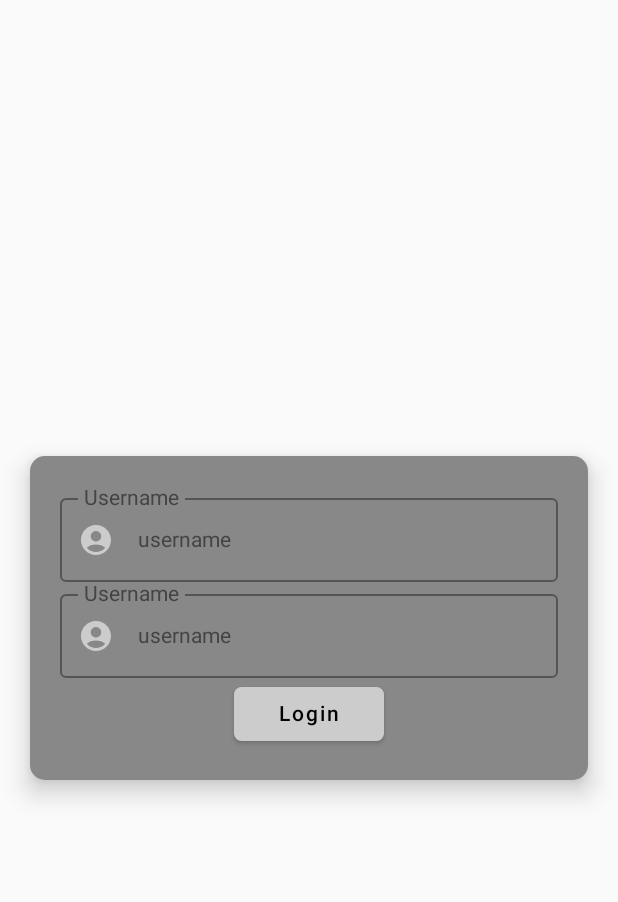
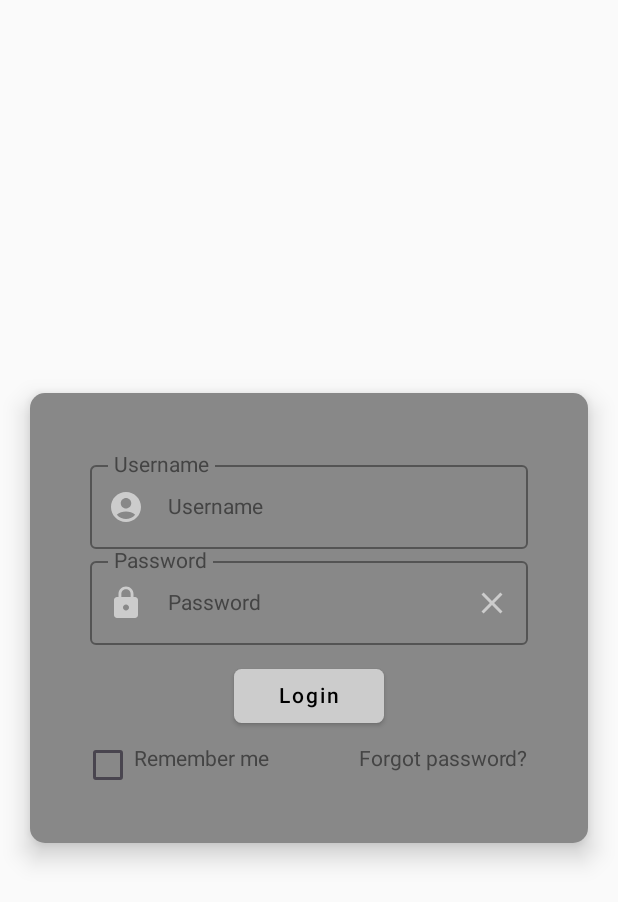
Before and after one commit to sup0808/NewsApp, an Android app built with Jetpack Compose: the screen it shows after launch (MainActivity), on a phone screen of 412 x 824 dp. Shown: the top 902 px of the screen. Run offline under Robolectric (Android 15) with nearby library versions, the phone set to English and light mode, and no system bars.

Commit message:
Add 'remember me' checkbox -- add Forgot password -- add password with trailing icon for visiblity

```diff
--- a/app/src/main/java/com/demo/newsapp/presentation/login/LoginScreen.kt
+++ b/app/src/main/java/com/demo/newsapp/presentation/login/LoginScreen.kt
@@ -1,10 +1,14 @@
 import androidx.compose.foundation.background
+import androidx.compose.foundation.clickable
 import androidx.compose.foundation.layout.Arrangement
 import androidx.compose.foundation.layout.Box
 import androidx.compose.foundation.layout.Column
+import androidx.compose.foundation.layout.Row
+import androidx.compose.foundation.layout.Spacer
 import androidx.compose.foundation.layout.fillMaxHeight
 import androidx.compose.foundation.layout.fillMaxSize
 import androidx.compose.foundation.layout.fillMaxWidth
+import androidx.compose.foundation.layout.height
 import androidx.compose.foundation.layout.padding
 import androidx.compose.foundation.layout.width
 import androidx.compose.foundation.layout.wrapContentHeight
@@ -16,17 +20,26 @@ import androidx.compose.material.Button
 import androidx.compose.material.ButtonDefaults
 import androidx.compose.material.Card
 import androidx.compose.material.Icon
-import androidx.compose.material.MaterialTheme
 import androidx.compose.material.OutlinedTextField
+
+
 import androidx.compose.material.Text
-import androidx.compose.material.TextField
 import androidx.compose.material.TextFieldDefaults
 import androidx.compose.material.icons.Icons
 import androidx.compose.material.icons.filled.AccountCircle
+import androidx.compose.material.icons.filled.Check
+import androidx.compose.material.icons.filled.Close
+import androidx.compose.material.icons.filled.Lock
 import androidx.compose.material3.CardDefaults
+import androidx.compose.material3.Checkbox
+import androidx.compose.material3.IconButton
 
 import androidx.compose.material3.TextFieldColors
 import androidx.compose.runtime.Composable
+import androidx.compose.runtime.getValue
+import androidx.compose.runtime.mutableStateOf
+import androidx.compose.runtime.remember
+import androidx.compose.runtime.setValue
 import androidx.compose.ui.Alignment
 import androidx.compose.ui.Modifier
 import androidx.compose.ui.graphics.Color
@@ -49,7 +62,6 @@ fun LoginScreen(navController: NavHostController) {
         Card(
             shape = RoundedCornerShape(10.dp),
             elevation = 10.dp,
-
             backgroundColor = Color.Gray,
             modifier = Modifier
                 .wrapContentWidth()
@@ -60,23 +72,34 @@ fun LoginScreen(navController: NavHostController) {
                 modifier = Modifier
                     .wrapContentWidth()
                     .wrapContentHeight()
-                    .padding(20.dp),
+                    .padding(40.dp),
                 verticalArrangement = Arrangement.Center,
                 horizontalAlignment = Alignment.CenterHorizontally
             ) {
                 UserNameField(
-                    value = "username", onChange = { }, modifier = Modifier.fillMaxWidth()
+                    value = "Username", onChange = { }, modifier = Modifier.fillMaxWidth()
                 )
-                UserNameField(
-                    value = "username", onChange = { }, modifier = Modifier.fillMaxWidth()
+                PasswordTextField(
+                    value = "Password", onChange = { }, modifier = Modifier.fillMaxWidth()
                 )
 
-                Button(onClick = {}, modifier = Modifier
-                    .wrapContentWidth()
-                    .width(100.dp), shape = RoundedCornerShape(5.dp), colors = ButtonDefaults.buttonColors(backgroundColor = Color.LightGray)) {
+                Spacer(modifier = Modifier.height(10.dp))
+
+                Button(
+                    onClick = {},
+                    modifier = Modifier
+                        .wrapContentWidth()
+                        .width(100.dp),
+                    shape = RoundedCornerShape(5.dp),
+                    colors = ButtonDefaults.buttonColors(backgroundColor = Color.LightGray)
+                ) {
                     Text(text = "Login")
                 }
+                Spacer(modifier = Modifier.height(10.dp))
 
+                LabeledCheckBox("Remember me",false,"Forgot password?"){
+
+                }
             }
 
         }
@@ -120,3 +143,73 @@ fun UserNameField(
     )
 
 }
+
+
+@Composable
+fun PasswordTextField(
+    value: String,
+    onChange: (String) -> Unit,
+    modifier: Modifier = Modifier,
+    label: String = "Password",
+    placeholder: String = "Enter the password"
+) {
+    var isPasswordVisible by remember { mutableStateOf(false) }
+
+    val leadingIcon = @Composable {
+        Icon(Icons.Default.Lock, contentDescription = "", tint = Color.LightGray)
+    }
+
+    val trailingIcon = @Composable {
+        IconButton(onClick = {
+            isPasswordVisible = !isPasswordVisible
+        }) {
+            Icon(if(isPasswordVisible) Icons.Default.Check else Icons.Default.Close
+                , contentDescription = "", tint = Color.LightGray)
+        }
+
+    }
+
+
+    OutlinedTextField(
+        value = value,
+        onValueChange = onChange,
+        modifier = modifier,
+        leadingIcon = leadingIcon,
+        trailingIcon= trailingIcon,
+        keyboardOptions = KeyboardOptions(
+            imeAction = ImeAction.Next, keyboardType = KeyboardType.Text
+        ),
+        /* keyboardActions = KeyboardActions(
+             onNext = { focusManager.moveFocus(FocusDirection.Down) }
+         ),*/
+        placeholder = { Text(placeholder, style = TextStyle(color = Color.LightGray)) },
+        label = { Text(label, style = TextStyle(color = Color.DarkGray)) },
+        singleLine = true,
+        visualTransformation = VisualTransformation.None,
+        colors = TextFieldDefaults.outlinedTextFieldColors(
+            focusedBorderColor = Color.DarkGray, textColor = Color.DarkGray
+        ),
+    )
+}
+
+@Composable
+fun LabeledCheckBox(
+    label: String,
+    isChecked : Boolean,
+    forgotPass : String,
+    onCheckChanged :() ->Unit
+
+){
+
+    Row(
+        modifier = Modifier.clickable {
+            onCheckChanged()
+        }) {
+        Checkbox(checked = isChecked, onCheckedChange = null)
+        Spacer(modifier = Modifier.width(5.dp))
+        Text(text = label, style = TextStyle(color = Color.DarkGray))
+        Spacer(Modifier.weight(1f))
+        Text(text = forgotPass, style = TextStyle(color = Color.DarkGray))
+    }
+
+}
```
